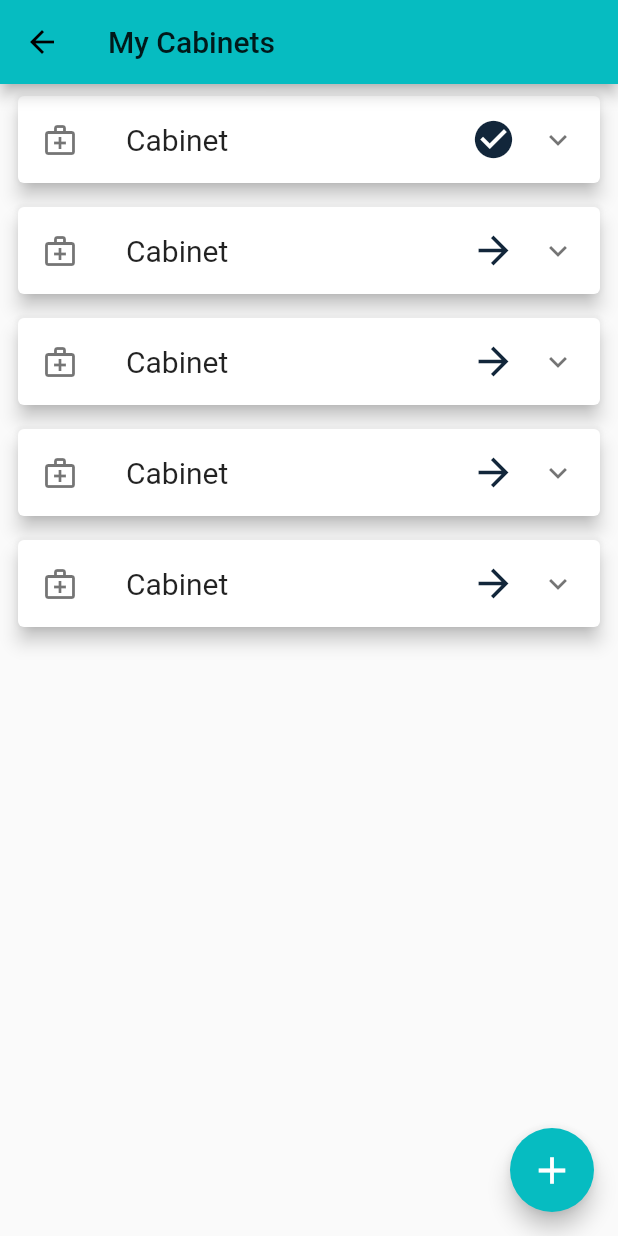
After one commit to NumBit/e-medicine, a Flutter app: the CabinetsListPage screen opened by its route, on a phone screen of 412 x 824 dp. The commit adds this screen. Run offline on Flutter 3.47's test engine with Material 2 defaults, Android fonts, the phone set to English and light mode, and no system bars; our stand-ins replace bloc, expandable, firebase_auth, firebase_core, flutter_calendar_carousel; accounts and stored records are empty.

Commit message:
feat: WIP cabinets

```diff
--- /dev/null
+++ b/medicine_cabinet/lib/cabinets/cabinets_list_page.dart
@@ -0,0 +1,84 @@
+import 'package:flutter/material.dart';
+
+class CabinetsListPage extends StatelessWidget {
+  const CabinetsListPage({Key key}) : super(key: key);
+
+  @override
+  Widget build(BuildContext context) {
+    return Scaffold(
+      appBar: AppBar(
+        title: Text('My Cabinets'),
+      ),
+      floatingActionButton: FloatingActionButton(
+          onPressed: () {},
+          backgroundColor: Theme.of(context).primaryColor,
+          tooltip: 'Add cabinet',
+          child: Icon(
+            Icons.add,
+            size: 30,
+          )),
+      body: ListView(
+        children: [
+          CabinetCard(name: "Cabinet", isSelected: true),
+          CabinetCard(name: "Cabinet", isSelected: false),
+          CabinetCard(name: "Cabinet", isSelected: false),
+          CabinetCard(name: "Cabinet", isSelected: false),
+          CabinetCard(name: "Cabinet", isSelected: false),
+        ],
+      ),
+    );
+  }
+}
+
+class CabinetCard extends StatelessWidget {
+  final String name;
+  final bool isSelected;
+  const CabinetCard({
+    Key key,
+    this.name,
+    this.isSelected,
+  }) : super(key: key);
+
+  @override
+  Widget build(BuildContext context) {
+    return Padding(
+      padding: const EdgeInsets.fromLTRB(8, 4, 8, 4),
+      child: Card(
+        elevation: 5,
+        child: ExpansionTile(
+          leading: Icon(Icons.medical_services_outlined),
+          title: Row(
+            mainAxisAlignment: MainAxisAlignment.spaceBetween,
+            children: [
+              Text(
+                name,
+                style: TextStyle(fontSize: 20),
+              ),
+              isSelected
+                  ? Tooltip(
+                      message: "Opened cabinet",
+                      child: Icon(
+                        Icons.check_circle,
+                        color: Theme.of(context).primaryColorDark,
+                        size: 30,
+                      ),
+                    )
+                  : Tooltip(
+                      message: "Select this cabinet",
+                      child: InkWell(
+                        onTap: () {},
+                        borderRadius: BorderRadius.circular(50),
+                        child: Icon(
+                          Icons.arrow_forward,
+                          color: Theme.of(context).primaryColorDark,
+                          size: 30,
+                        ),
+                      ),
+                    )
+            ],
+          ),
+        ),
+      ),
+    );
+  }
+}
--- a/medicine_cabinet/lib/main/medicine_cabinet.dart
+++ b/medicine_cabinet/lib/main/medicine_cabinet.dart
@@ -1,5 +1,6 @@
 import 'package:flutter/material.dart';
 import 'package:medicine_cabinet/cabinet/medicine_cabinet_page.dart';
+import 'package:medicine_cabinet/cabinets/cabinets_list_page.dart';
 import 'package:medicine_cabinet/drug/drug_detail_page.dart';
 import 'package:medicine_cabinet/experiment/experiment_page.dart';
 import 'package:medicine_cabinet/profile/login_page.dart';
@@ -28,6 +29,7 @@ class MedicineCabinet extends StatelessWidget {
         "/drug": (context) => DrugDetailPage(),
         "/schedule": (context) => SchedulePage(),
         "/experiment": (context) => ExperimentPage(),
+        "/cabinets_list": (context) => CabinetsListPage(),
       },
     );
   }
--- a/medicine_cabinet/lib/main/menu.dart
+++ b/medicine_cabinet/lib/main/menu.dart
@@ -20,6 +20,10 @@ class Menu extends StatelessWidget {
             onTap: () => Navigator.pushNamed(context, "/schedule"),
           ),
           ListTile(
+            title: Text("Cabinets"),
+            onTap: () => Navigator.pushNamed(context, "/cabinets_list"),
+          ),
+          ListTile(
             title: Text("Login"),
             onTap: () => Navigator.pushNamed(context, "/login"),
           ),
```
